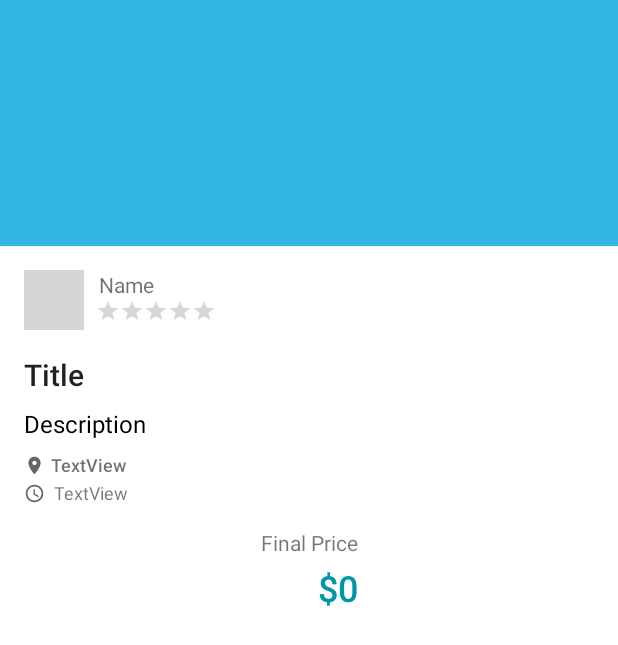
After one commit to sjplautz/Biddlr, an Android app: the layout fragment_completed_job_view.xml on its own in the app's theme, with its tools: preview values and no code run, on a phone screen of 412 x 824 dp. The commit adds this screen. Shown: the top 645 px of the screen. Run offline under Robolectric (Android 15) with nearby library versions, the phone set to English and light mode, and no system bars; grey boxes are pictures that could not be loaded.

Commit message:
Added fragment for completed jobs to be viewed in user profiles upon clicking. currently broken, will have to inspect

```diff
--- /dev/null
+++ b/src/app/src/main/java/ui/CompletedJobFragment.java
@@ -0,0 +1,132 @@
+package ui;
+
+import android.app.AlertDialog;
+import android.content.DialogInterface;
+import android.os.Bundle;
+import android.support.annotation.NonNull;
+import android.support.v4.app.Fragment;
+import android.support.v4.app.FragmentTransaction;
+import android.view.LayoutInflater;
+import android.view.View;
+import android.view.ViewGroup;
+import android.widget.Button;
+import android.widget.ImageView;
+import android.widget.RatingBar;
+import android.widget.TextView;
+
+import com.example.biddlr.R;
+
+import classes.DatabaseManager;
+import classes.Job;
+import classes.User;
+import enums.JobStatus;
+import interfaces.JobDataListener;
+import interfaces.UserDataListener;
+
+/**
+ * This controls the ui that allows a poster to mark
+ * a job as completed
+ */
+public class CompletedJobFragment extends Fragment implements UserDataListener, JobDataListener {
+    private static final String JOB_FRAGMENT_KEY = "job_fragment_key";
+    private Job job;
+    private User poster;
+
+    private TextView txtPosterName;
+    private RatingBar rtgPosterRating;
+
+    /**
+     * Method for creating an instance of this controller
+     * @param job The job to be viewed
+     * @return A CompletedJobFragment object
+     */
+    public static CompletedJobFragment newInstance(Job job) {
+        Bundle bundle = new Bundle();
+        bundle.putParcelable(JOB_FRAGMENT_KEY, job);
+        CompletedJobFragment fragment = new CompletedJobFragment();
+        fragment.setArguments(bundle);
+        return fragment;
+    }
+
+    /**
+     * Sets the required listeners to get the relevant users
+     * @param savedInstanceState The saved state of the Fragment if it exists
+     */
+    @Override
+    public void onCreate(Bundle savedInstanceState) {
+        super.onCreate(savedInstanceState);
+    }
+
+    /**
+     * Creates the View for the ui that this controller manages
+     * @param inflater Used to inflate the xml file
+     * @param container
+     * @param savedInstanceState The saved state of this fragment if it exists
+     * @return A View describing the ui element
+     */
+    @Override
+    public View onCreateView(@NonNull final LayoutInflater inflater, ViewGroup container,
+                             Bundle savedInstanceState) {
+
+        job = getArguments().getParcelable(JOB_FRAGMENT_KEY);
+        poster = new User();
+
+        View v = inflater.inflate(R.layout.fragment_job_completion, container, false);
+
+        // Firebase listeners
+        DatabaseManager.shared.setUserFromIDListener(job.getPosterID(), this);
+        DatabaseManager.shared.setJobFromIDListener(job.getJobID(), this);
+
+        txtPosterName = v.findViewById(R.id.completed_txtPosterName);
+        rtgPosterRating = v.findViewById(R.id.completed_rtgPosterRating);
+
+        TextView txtJobTitle = v.findViewById(R.id.completed_txtJobTitle);
+        txtJobTitle.setText(job.getTitle());
+
+        TextView txtJobDescription = v.findViewById(R.id.completed_txtJobDescription);
+        txtJobDescription.setText(job.getDescription());
+
+        TextView txtJobLocation = v.findViewById(R.id.completed_txtJobLocation);
+        txtJobLocation.setText(job.getLocation());
+
+        TextView txtTimeToExpiration = v.findViewById(R.id.completed_txtTimeToExpiration);
+        txtTimeToExpiration.setText(job.formattedTimeFromNow());
+
+        TextView txtJobFinalPrice = v.findViewById(R.id.completed_txtJobFinalPrice);
+        String price = "$" + String.format("%.2f", job.getCurrentBid());
+        txtJobFinalPrice.setText(price);
+
+        ImageView imgProfile = v.findViewById(R.id.completed_imgProfile);
+        DatabaseManager.shared.setUserImage(job.getPosterID(), imgProfile);
+
+        ImageView imgJob = v.findViewById(R.id.completed_imgJob);
+        DatabaseManager.shared.setJobImage(job.getJobID(), imgJob);
+
+        return v;
+    }
+
+    /* User Listener*/
+    @Override
+    public void newDataReceived(User user) {
+        // Set profile info
+        poster = user;
+        txtPosterName.setText(user.getFirstName() + " " + user.getLastName());
+        rtgPosterRating.setRating((float)user.getAvgBidderRating());
+    }
+
+    /* Job Listener*/
+    @Override
+    public void newDataReceived(Job job) {
+    }
+
+    @Override
+    public void dataChanged(Job job) {
+
+    }
+
+    @Override
+    public void dataRemoved(Job job) {
+
+    }
+
+}
--- a/src/app/src/main/java/ui/MyProfileFragment.java
+++ b/src/app/src/main/java/ui/MyProfileFragment.java
@@ -111,7 +111,7 @@ public class MyProfileFragment extends Fragment implements JobDataListener {
             @Override
             public void onClick(View v, int pos) {
                 Job job = jobList.get(pos);
-                Fragment jobFrag = JobViewFragment.newInstance(job);
+                Fragment jobFrag = CompletedJobFragment.newInstance(job);
                 FragmentManager manager = getFragmentManager();
                 FragmentTransaction trans = manager.beginTransaction();
                 trans.replace(R.id.frameNull, jobFrag);
--- a/src/app/src/main/java/ui/UserProfileFragment.java
+++ b/src/app/src/main/java/ui/UserProfileFragment.java
@@ -109,7 +109,7 @@ public class UserProfileFragment extends Fragment implements JobDataListener {
             @Override
             public void onClick(View v, int pos) {
                 Job job = jobList.get(pos);
-                Fragment jobFrag = JobViewFragment.newInstance(job);
+                Fragment jobFrag = CompletedJobFragment.newInstance(job);
                 FragmentManager manager = getFragmentManager();
                 FragmentTransaction trans = manager.beginTransaction();
                 trans.replace(R.id.frameNull, jobFrag);
--- /dev/null
+++ b/src/app/src/main/res/layout/fragment_completed_job_view.xml
@@ -0,0 +1,147 @@
+<?xml version="1.0" encoding="utf-8"?>
+<android.support.constraint.ConstraintLayout xmlns:android="http://schemas.android.com/apk/res/android"
+    xmlns:app="http://schemas.android.com/apk/res-auto"
+    xmlns:tools="http://schemas.android.com/tools"
+    android:id="@+id/frameLayout"
+    android:layout_width="match_parent"
+    android:layout_height="match_parent"
+    android:background="@color/white"
+    android:clickable="true">
+
+    <ImageView
+        android:id="@+id/completed_imgJob"
+        android:layout_width="0dp"
+        android:layout_height="164dp"
+        android:background="@android:color/holo_blue_light"
+        android:scaleType="centerCrop"
+        app:layout_constraintEnd_toEndOf="parent"
+        app:layout_constraintStart_toStartOf="parent"
+        app:layout_constraintTop_toTopOf="parent" />
+
+    <TextView
+        android:id="@+id/completed_txtJobTitle"
+        android:layout_width="0dp"
+        android:layout_height="wrap_content"
+        android:layout_marginStart="16dp"
+        android:layout_marginTop="16dp"
+        android:layout_marginEnd="16dp"
+        android:fontFamily="sans-serif-medium"
+        android:text="Title"
+        android:textAppearance="@style/TextAppearance.AppCompat"
+        android:textSize="20sp"
+        app:layout_constraintEnd_toEndOf="parent"
+        app:layout_constraintStart_toStartOf="parent"
+        app:layout_constraintTop_toBottomOf="@+id/completed_imgProfile" />
+
+    <TextView
+        android:id="@+id/completed_txtJobDescription"
+        android:layout_width="0dp"
+        android:layout_height="wrap_content"
+        android:layout_marginStart="16dp"
+        android:layout_marginTop="8dp"
+        android:layout_marginEnd="16dp"
+        android:text="Description"
+        android:textColor="@color/common_google_signin_btn_text_dark_focused"
+        android:textSize="16sp"
+        app:layout_constraintEnd_toEndOf="parent"
+        app:layout_constraintStart_toStartOf="parent"
+        app:layout_constraintTop_toBottomOf="@+id/completed_txtJobTitle" />
+
+    <TextView
+        android:id="@+id/completed_txtFinalPrice"
+        android:layout_width="wrap_content"
+        android:layout_height="wrap_content"
+        android:layout_marginTop="16dp"
+        android:text="@string/strFinalPrice"
+        app:layout_constraintEnd_toEndOf="parent"
+        app:layout_constraintStart_toStartOf="parent"
+        app:layout_constraintTop_toBottomOf="@+id/completed_imageView" />
+
+    <TextView
+        android:id="@+id/completed_txtJobFinalPrice"
+        android:layout_width="wrap_content"
+        android:layout_height="wrap_content"
+        android:layout_marginTop="4dp"
+        android:fontFamily="sans-serif-medium"
+        android:text="$0"
+        android:textColor="@color/colorPrimary"
+        android:textSize="24sp"
+        app:layout_constraintEnd_toEndOf="@+id/completed_txtFinalPrice"
+        app:layout_constraintTop_toBottomOf="@+id/completed_txtFinalPrice" />
+
+    <ImageView
+        android:id="@+id/completed_imgProfile"
+        android:layout_width="40dp"
+        android:layout_height="40dp"
+        android:layout_marginStart="16dp"
+        android:layout_marginTop="16dp"
+        app:layout_constraintStart_toStartOf="parent"
+        app:layout_constraintTop_toBottomOf="@+id/completed_imgJob"
+        tools:src="@tools:sample/avatars" />
+
+    <TextView
+        android:id="@+id/completed_txtPosterName"
+        android:layout_width="wrap_content"
+        android:layout_height="wrap_content"
+        android:layout_marginStart="10dp"
+        android:text="Name"
+        android:textColor="@color/common_google_signin_btn_text_light_default"
+        app:layout_constraintStart_toEndOf="@+id/completed_imgProfile"
+        app:layout_constraintTop_toTopOf="@+id/completed_imgProfile" />
+
+    <RatingBar
+        android:id="@+id/completed_rtgPosterRating"
+        style="@style/Widget.AppCompat.RatingBar.Small"
+        android:layout_width="wrap_content"
+        android:layout_height="wrap_content"
+        android:layout_marginStart="8dp"
+        android:progressTint="@color/colorAccent"
+        app:layout_constraintStart_toEndOf="@+id/completed_imgProfile"
+        app:layout_constraintTop_toBottomOf="@+id/completed_txtPosterName" />
+
+    <ImageView
+        android:id="@+id/completed_imageView3"
+        android:layout_width="14dp"
+        android:layout_height="14dp"
+        android:layout_marginStart="16dp"
+        android:layout_marginTop="2dp"
+        android:src="@drawable/baseline_place_24"
+        app:layout_constraintStart_toStartOf="parent"
+        app:layout_constraintTop_toTopOf="@+id/completed_txtJobLocation" />
+
+    <TextView
+        android:id="@+id/completed_txtJobLocation"
+        android:layout_width="wrap_content"
+        android:layout_height="wrap_content"
+        android:layout_marginStart="4dp"
+        android:layout_marginTop="8dp"
+        android:fontFamily="sans-serif-medium"
+        android:text="TextView"
+        android:textAppearance="@style/TextAppearance.AppCompat"
+        android:textColor="@color/common_google_signin_btn_text_light_default"
+        android:textSize="12sp"
+        app:layout_constraintStart_toEndOf="@+id/completed_imageView3"
+        app:layout_constraintTop_toBottomOf="@+id/completed_txtJobDescription" />
+
+    <ImageView
+        android:id="@+id/completed_imageView"
+        android:layout_width="14dp"
+        android:layout_height="14dp"
+        android:layout_marginStart="16dp"
+        android:layout_marginTop="2dp"
+        android:src="@drawable/baseline_schedule_24"
+        app:layout_constraintStart_toStartOf="parent"
+        app:layout_constraintTop_toTopOf="@+id/completed_txtTimeToExpiration" />
+
+    <TextView
+        android:id="@+id/completed_txtTimeToExpiration"
+        android:layout_width="wrap_content"
+        android:layout_height="wrap_content"
+        android:layout_marginStart="6dp"
+        android:layout_marginTop="2dp"
+        android:text="TextView"
+        android:textSize="12sp"
+        app:layout_constraintStart_toEndOf="@+id/completed_imageView"
+        app:layout_constraintTop_toBottomOf="@+id/completed_txtJobLocation" />
+
+</android.support.constraint.ConstraintLayout>
```
